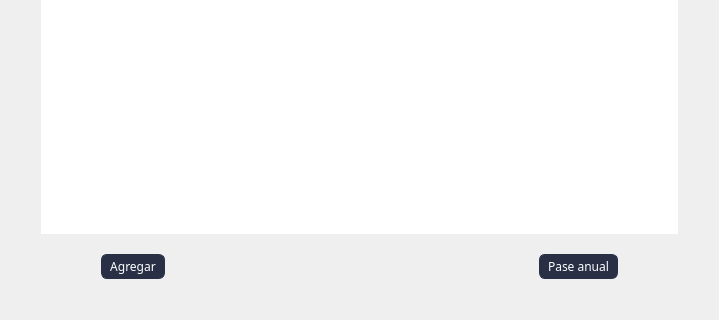
Before: the Qt Designer form blustock/ui/screens_uis/otro_personal.ui in MaxAPBusiness/Blustock, drawn with Qt 5; both pictures show x 0 to 719 and y 227 to 547 of the 719 by 547 pixel window.
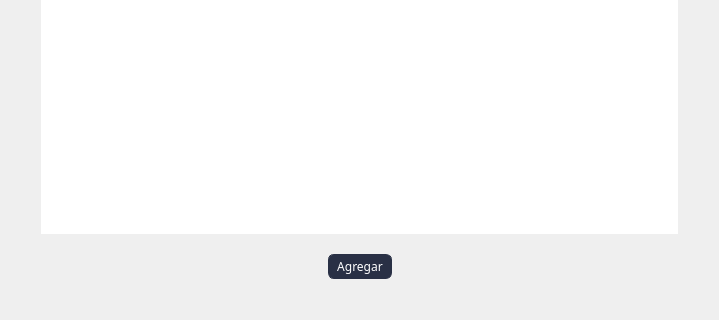
After: the same form once the commit is applied. Icons and pictures are not drawn.

Commit message: Conecté las pantallas alumnos y otro personal, estoy conectando la pantalla de turnos.

What changed in the file:
```diff
--- a/blustock/ui/screens_uis/otro_personal.ui
+++ b/blustock/ui/screens_uis/otro_personal.ui
@@ -314,11 +314,25 @@
        <property name="rightMargin">
         <number>60</number>
        </property>
+       <item>
+        <spacer name="horizontalSpacer_3">
+         <property name="orientation">
+          <enum>Qt::Horizontal</enum>
+         </property>
+         <property name="sizeHint" stdset="0">
+          <size>
+           <width>40</width>
+           <height>20</height>
+          </size>
+         </property>
+        </spacer>
+       </item>
        <item>
         <widget class="QPushButton" name="pushButton_2">
          <property name="font">
           <font>
-           <family>Oswald</family>
+           <family>Oswald,sans-serif</family>
+           <weight>50</weight>
            <bold>false</bold>
           </font>
          </property>
@@ -343,22 +357,6 @@
          </property>
         </spacer>
        </item>
-       <item>
-        <widget class="QPushButton" name="pushButton">
-         <property name="font">
-          <font>
-           <family>Oswald</family>
-           <bold>false</bold>
-          </font>
-         </property>
-         <property name="styleSheet">
-          <string notr="true"/>
-         </property>
-         <property name="text">
-          <string>Pase anual</string>
-         </property>
-        </widget>
-       </item>
       </layout>
      </item>
     </layout>
```
Left out of the diff: 7 changed lines with no effect on the pictures. The commit also changes 3 other files.
